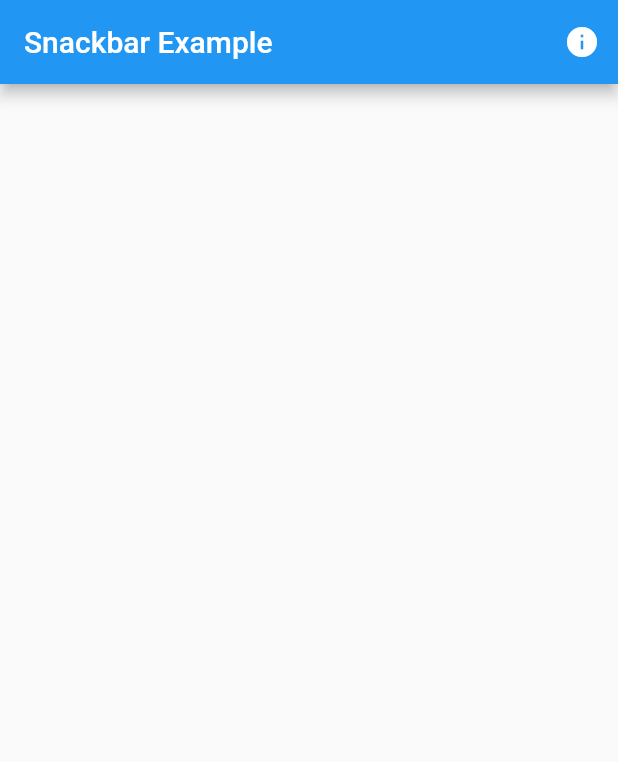
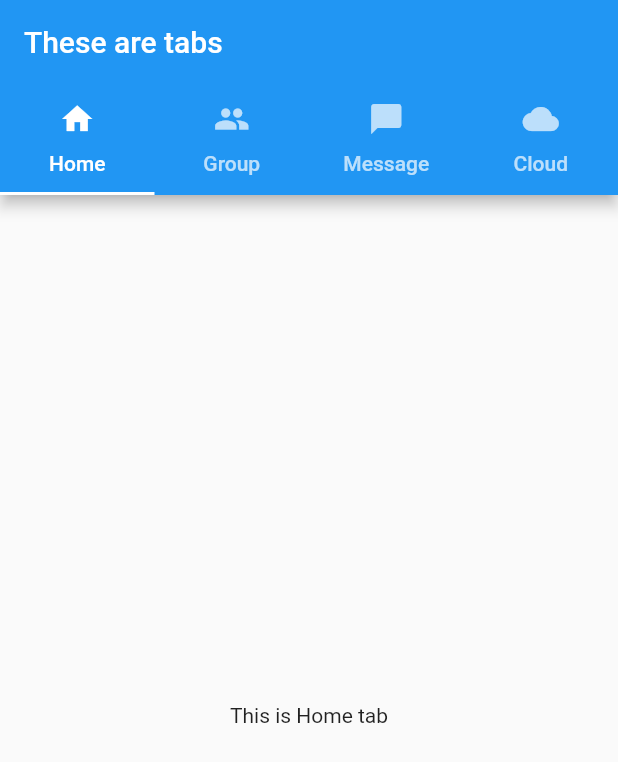
Before and after one commit to 29ff/First-Flutter-App, a Flutter app: the screen it shows after launch, on a phone screen of 412 x 824 dp. Shown: the top 762 px of the screen. Run offline on Flutter 3.47's test engine with Material 2 defaults, Android fonts, the phone set to English and light mode, and no system bars.

Commit message:
using tabs in the app

```diff
--- /dev/null
+++ b/lib/chat.dart
@@ -0,0 +1,10 @@
+import 'package:flutter/material.dart';
+
+class Chat extends StatelessWidget {
+  @override
+  Widget build(BuildContext context) {
+    return new Center(
+      child: new Text('This is Message tab'),
+    );
+  }
+}
--- /dev/null
+++ b/lib/cloud.dart
@@ -0,0 +1,10 @@
+import 'package:flutter/material.dart';
+
+class Cloud extends StatelessWidget {
+  @override
+  Widget build(BuildContext context) {
+    return new Center(
+      child: new Text('This is Cloud tab'),
+    );
+  }
+}
--- /dev/null
+++ b/lib/group.dart
@@ -0,0 +1,8 @@
+import 'package:flutter/material.dart';
+
+class Group extends StatelessWidget {
+  @override
+  Widget build(BuildContext context) {
+    return new Center( child: new Text('This is Group tab'));
+  }
+}
--- /dev/null
+++ b/lib/home.dart
@@ -0,0 +1,8 @@
+import 'package:flutter/material.dart';
+
+class Home extends StatelessWidget {
+  @override
+  Widget build(BuildContext context) {
+    return new Center(child: new Text('This is Home tab'));
+  }
+}
--- a/lib/main.dart
+++ b/lib/main.dart
@@ -1,32 +1,41 @@
 import 'package:flutter/material.dart';
+import 'home.dart';
+import 'chat.dart';
+import 'group.dart';
+import 'cloud.dart';
 
 void main() => runApp(MyApp());
 
 class MyApp extends StatelessWidget {
-  // This widget is the root of your application.
-  final GlobalKey<ScaffoldState> _scaffoldKey = new GlobalKey<ScaffoldState>();
-  _showSnackbar() {
-    final snackbar = new SnackBar(
-      content: new Text('This is a fucking snackbar'),
-      backgroundColor: Colors.green,
-      duration: new Duration(seconds: 1),
-    );
-    _scaffoldKey.currentState.showSnackBar(snackbar);
-  }
-
   @override
   Widget build(BuildContext context) {
+    final tabsController = new DefaultTabController(
+      length: 4,
+      child: new Scaffold(
+        appBar: new AppBar(
+          title: new Text('These are tabs'),
+          bottom: new TabBar(
+            tabs: <Widget>[
+              new Tab(icon: new Icon(Icons.home), text: 'Home' ),
+              new Tab(icon: new Icon(Icons.group), text: 'Group' ),
+              new Tab(icon: new Icon(Icons.chat_bubble), text: 'Message' ),
+              new Tab(icon: new Icon(Icons.cloud), text: 'Cloud' )
+            ],
+          ),
+        ),
+        body: new TabBarView(
+          children: <Widget>[
+            new Home(),
+            new Group(),
+            new Chat(),
+            new Cloud()
+          ],
+        ),
+      ),
+    );
     return MaterialApp(
       title: 'Flutter Demo',
-      home: new Scaffold(
-        key: _scaffoldKey,
-        appBar: new AppBar(
-          title: new Text('Snackbar Example'),
-          actions: <Widget>[
-            new IconButton(icon: new Icon(Icons.info), onPressed: _showSnackbar)
-          ],
-        ),
-      )
+      home: tabsController
     );
   }
 }
```
